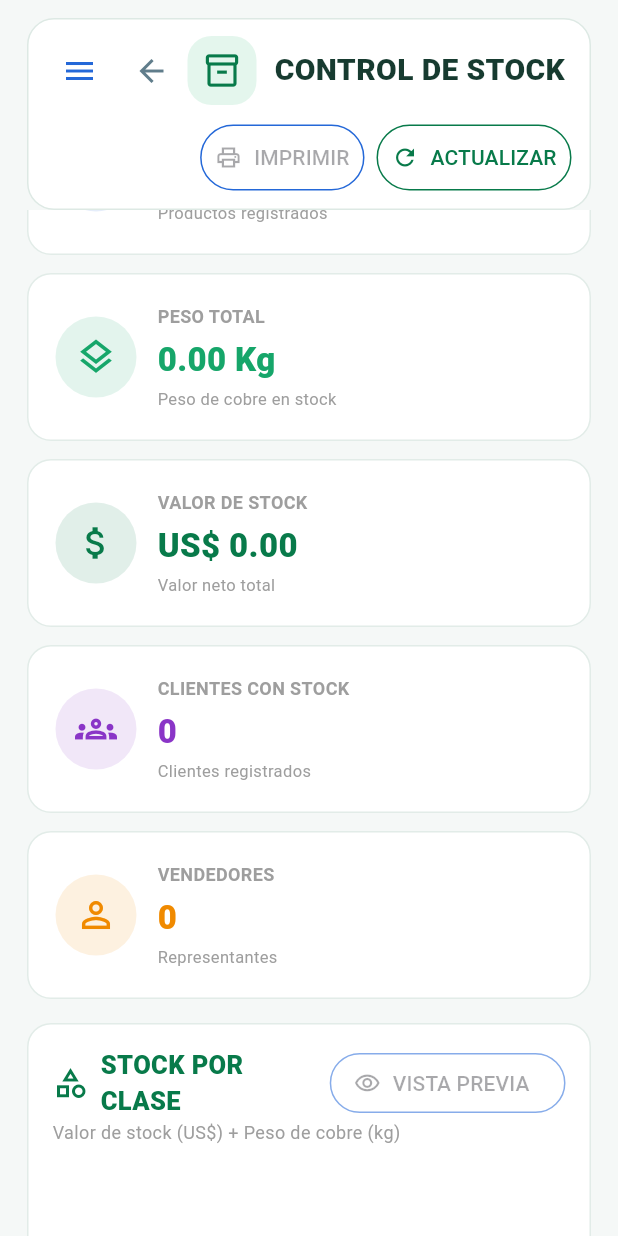
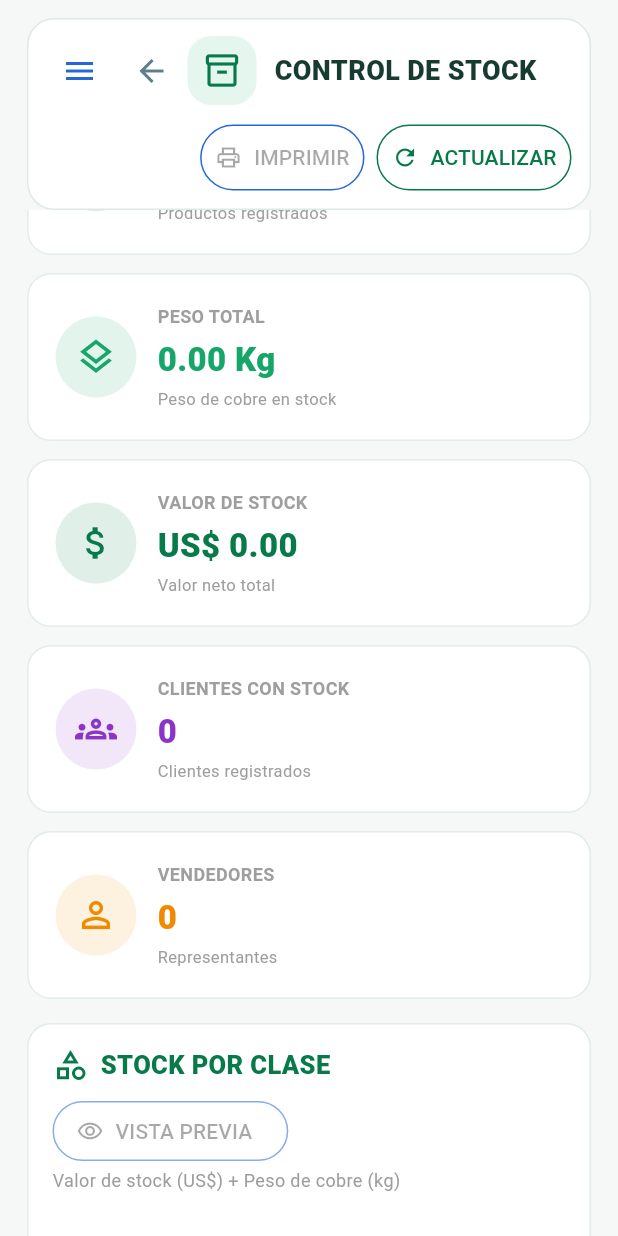
Before and after one commit to roquelimachi-cloud/Stock-Control-ELCOPE, a Flutter app: the DashboardPage screen opened directly, scrolled down 576 dp, on a phone screen of 412 x 824 dp. Run offline on Flutter 3.47's test engine with Material 3 defaults, Android fonts, the phone set to English and light mode, and no system bars; our stand-ins replace file_picker, flutter_dotenv, pdf, printing, shared_preferences, supabase_flutter and 2 more; missing offline and left inert: excel; accounts and stored records are empty.

Commit message:
Correcciones Cotizaciones 13/09

```diff
--- a/lib/screens/dashboard/stock_dashboard_moderno.dart
+++ b/lib/screens/dashboard/stock_dashboard_moderno.dart
@@ -900,13 +900,30 @@ final ruc = _rucDe(r);
       ),
       child: Column(
         children: [
-          Row(
+          LayoutBuilder(
+            builder: (context, c) {
+              final mobile = c.maxWidth < 560;
+              final boton = OutlinedButton.icon(
+                onPressed: datos.isEmpty ? null : () => _abrirVistaPrevia(titulo, datos),
+                icon: const Icon(Icons.visibility_outlined, size: 18),
+                label: const Text('VISTA PREVIA'),
+                style: OutlinedButton.styleFrom(
+                  foregroundColor: _azul,
+                  side: BorderSide(color: _azul.withValues(alpha: .55)),
+                  shape: RoundedRectangleBorder(
+                    borderRadius: BorderRadius.circular(22),
+                  ),
+                ),
+              );
+              final tituloWidget = Row(
                 children: [
                   Icon(icono, color: _verde),
                   const SizedBox(width: 8),
                   Expanded(
                     child: Text(
                       titulo,
+                      maxLines: mobile ? 2 : 1,
+                      overflow: TextOverflow.ellipsis,
                       style: const TextStyle(
                         fontSize: 17,
                         fontWeight: FontWeight.w800,
@@ -914,22 +931,26 @@ final ruc = _rucDe(r);
                       ),
                     ),
                   ),
-              OutlinedButton.icon(
-                onPressed:
-                    datos.isEmpty ? null : () => _abrirVistaPrevia(titulo, datos),
-                icon: const Icon(Icons.visibility_outlined, size: 18),
-                label: const Text('VISTA PREVIA'),
-                style: OutlinedButton.styleFrom(
-                  foregroundColor: _azul,
-                  side: BorderSide(
-                    color: _azul.withValues(alpha: .55),
-                  ),
-                  shape: RoundedRectangleBorder(
-                    borderRadius: BorderRadius.circular(22),
-                  ),
-                ),
-              ),
-            ],
+                ],
+              );
+              if (mobile) {
+                return Column(
+                  crossAxisAlignment: CrossAxisAlignment.stretch,
+                  children: [
+                    tituloWidget,
+                    const SizedBox(height: 8),
+                    Align(alignment: Alignment.centerLeft, child: boton),
+                  ],
+                );
+              }
+              return Row(
+                children: [
+                  Expanded(child: tituloWidget),
+                  const SizedBox(width: 12),
+                  boton,
+                ],
+              );
+            },
           ),
           Align(
             alignment: Alignment.centerLeft,
@@ -1133,35 +1154,56 @@ final ruc = _rucDe(r);
       ),
       child: Column(
         children: [
-          Row(
+          LayoutBuilder(
+            builder: (context, c) {
+              final mobile = c.maxWidth < 560;
+              final boton = OutlinedButton.icon(
+                onPressed: datos.isEmpty ? null : () => _abrirVistaPrevia(titulo, datos),
+                icon: const Icon(Icons.visibility_outlined, size: 18),
+                label: const Text('VISTA PREVIA'),
+                style: OutlinedButton.styleFrom(
+                  foregroundColor: _azul,
+                  side: BorderSide(color: _azul.withValues(alpha: .55)),
+                  shape: RoundedRectangleBorder(
+                    borderRadius: BorderRadius.circular(22),
+                  ),
+                ),
+              );
+              final tituloWidget = Row(
                 children: [
                   Icon(icono, color: _azul),
                   const SizedBox(width: 8),
                   Expanded(
                     child: Text(
                       titulo,
+                      maxLines: mobile ? 2 : 1,
+                      overflow: TextOverflow.ellipsis,
                       style: const TextStyle(
                         fontSize: 17,
                         fontWeight: FontWeight.w800,
                       ),
                     ),
                   ),
-              OutlinedButton.icon(
-                onPressed:
-                    datos.isEmpty ? null : () => _abrirVistaPrevia(titulo, datos),
-                icon: const Icon(Icons.visibility_outlined, size: 18),
-                label: const Text('VISTA PREVIA'),
-                style: OutlinedButton.styleFrom(
-                  foregroundColor: _azul,
-                  side: BorderSide(
-                    color: _azul.withValues(alpha: .55),
-                  ),
-                  shape: RoundedRectangleBorder(
-                    borderRadius: BorderRadius.circular(22),
-                  ),
-                ),
-              ),
-            ],
+                ],
+              );
+              if (mobile) {
+                return Column(
+                  crossAxisAlignment: CrossAxisAlignment.stretch,
+                  children: [
+                    tituloWidget,
+                    const SizedBox(height: 8),
+                    Align(alignment: Alignment.centerLeft, child: boton),
+                  ],
+                );
+              }
+              return Row(
+                children: [
+                  Expanded(child: tituloWidget),
+                  const SizedBox(width: 12),
+                  boton,
+                ],
+              );
+            },
           ),
           Align(
             alignment: Alignment.centerLeft,
@@ -1843,7 +1885,7 @@ final ruc = _rucDe(r);
                   maxLines: 1,
                   overflow: TextOverflow.ellipsis,
                   style: TextStyle(
-                    fontSize: mobile ? 20 : 26,
+                    fontSize: mobile ? 18 : 26,
                     fontWeight: FontWeight.w800,
                     color: const Color(0xFF173B30),
                   ),
@@ -2152,26 +2194,13 @@ final ruc = _rucDe(r);
       ),
       child: Column(
         children: [
-          Row(
-            children: [
-              const Icon(Icons.table_chart_outlined, color: _azul),
-              const SizedBox(width: 8),
-              const Expanded(
-                child: Text(
-                  'RESUMEN DE STOCK',
-                  style: TextStyle(
-                    fontSize: 17,
-                    fontWeight: FontWeight.w800,
-                  ),
-                ),
-              ),
-              OutlinedButton.icon(
+          LayoutBuilder(
+            builder: (context, c) {
+              final mobile = c.maxWidth < 560;
+              final boton = OutlinedButton.icon(
                 onPressed: _filtrados.isEmpty
                     ? null
-                    : () => _abrirVistaPreviaFilas(
-                          'RESUMEN DE STOCK',
-                          _filtrados,
-                        ),
+                    : () => _abrirVistaPreviaFilas('RESUMEN DE STOCK', _filtrados),
                 icon: const Icon(Icons.visibility_outlined, size: 18),
                 label: const Text('VISTA PREVIA'),
                 style: OutlinedButton.styleFrom(
@@ -2181,16 +2210,50 @@ final ruc = _rucDe(r);
                     borderRadius: BorderRadius.circular(22),
                   ),
                 ),
-              ),
+              );
+              final tituloWidget = Row(
+                children: [
+                  const Icon(Icons.table_chart_outlined, color: _azul),
+                  const SizedBox(width: 8),
+                  const Expanded(
+                    child: Text(
+                      'RESUMEN DE STOCK',
+                      maxLines: 2,
+                      overflow: TextOverflow.ellipsis,
+                      style: TextStyle(fontSize: 17, fontWeight: FontWeight.w800),
+                    ),
+                  ),
+                ],
+              );
+              final total = Text(
+                'Stock total: ${_money.format(_stockTotal)}',
+                style: const TextStyle(color: _verde, fontWeight: FontWeight.w700),
+              );
+              if (mobile) {
+                return Column(
+                  crossAxisAlignment: CrossAxisAlignment.stretch,
+                  children: [
+                    tituloWidget,
+                    const SizedBox(height: 8),
+                    Wrap(
+                      spacing: 10,
+                      runSpacing: 8,
+                      crossAxisAlignment: WrapCrossAlignment.center,
+                      children: [boton, total],
+                    ),
+                  ],
+                );
+              }
+              return Row(
+                children: [
+                  Expanded(child: tituloWidget),
                   const SizedBox(width: 12),
-              Text(
-                'Stock total: ${_money.format(_stockTotal)}',
-                style: const TextStyle(
-                  color: _verde,
-                  fontWeight: FontWeight.w700,
-                ),
-              ),
-            ],
+                  boton,
+                  const SizedBox(width: 12),
+                  total,
+                ],
+              );
+            },
           ),
           const SizedBox(height: 6),
           const Align(
```
Lines whose indentation alone changed are shown as unchanged.
